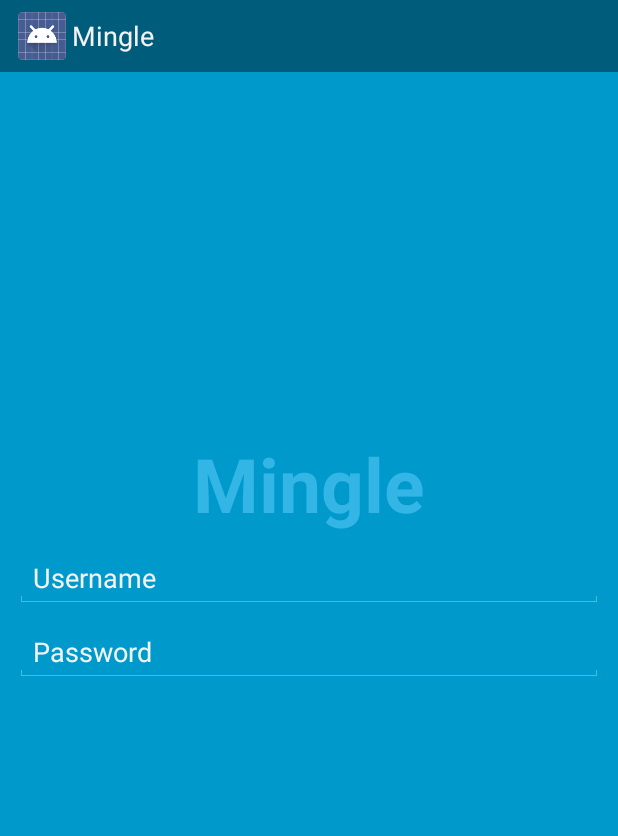
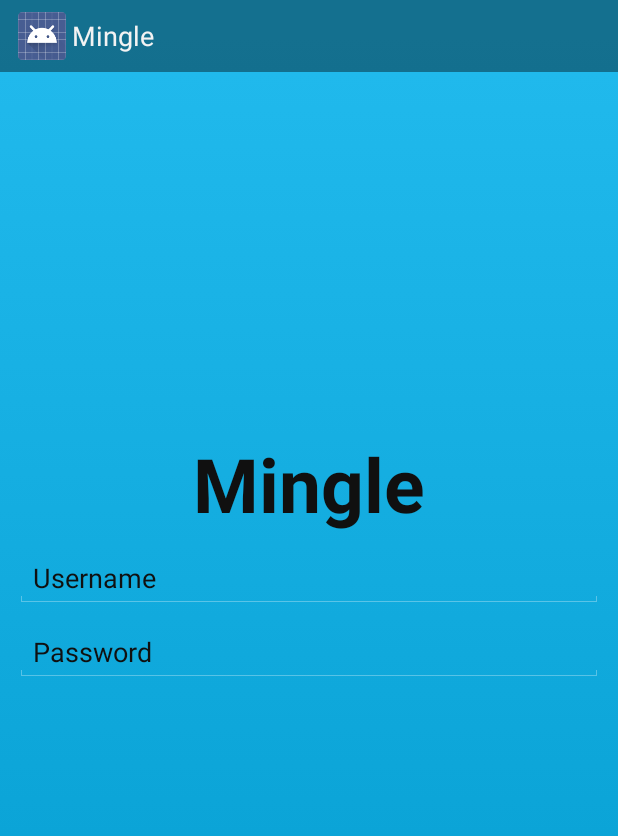
Before and after one commit to pkillian/MingleAPI, an Android app: the screen it shows after launch (MainActivity), on a phone screen of 412 x 824 dp. Shown: the top 836 px of the screen. Run offline under Robolectric (Android 15) with nearby library versions, the phone set to English and light mode, and no system bars.

Commit message:
Gradient background

```diff
--- /dev/null
+++ b/MingleAndroid/Mingle/src/main/res/drawable/main_background.xml
@@ -0,0 +1,12 @@
+<?xml version="1.0" encoding="utf-8"?>
+<selector xmlns:android="http://schemas.android.com/apk/res/android">
+    <item>
+        <shape>
+            <gradient
+                android:angle="90"
+                android:startColor="#0099cc"
+                android:endColor="#22BBEE"
+                android:type="linear" />
+        </shape>
+    </item>
+</selector>
--- a/MingleAndroid/Mingle/src/main/res/layout/activity_main.xml
+++ b/MingleAndroid/Mingle/src/main/res/layout/activity_main.xml
@@ -2,7 +2,7 @@
     xmlns:tools="http://schemas.android.com/tools"
     android:layout_width="match_parent"
     android:layout_height="match_parent"
-    android:background="#0099cc"
+    android:background="@drawable/main_background"
     tools:context=".MainActivity">
 
     <!-- The primary full-screen view. This can be replaced with whatever view
@@ -20,7 +20,7 @@
             android:layout_height="match_parent"
             android:layout_marginBottom="10dp"
             android:keepScreenOn="true"
-            android:textColor="#33b5e5"
+            android:textColor="#101010"
             android:textStyle="bold"
             android:textSize="50sp"
             android:gravity="center"
@@ -34,7 +34,8 @@
             android:layout_marginLeft="10dp"
             android:layout_marginRight="10dp"
             android:layout_marginBottom="10dp"
-            android:text="@string/main_userName_text" />
+            android:text="@string/main_userName_text"
+            android:textColor="#101010" />
 
         <EditText
             android:id="@+id/main_password"
@@ -43,7 +44,8 @@
             android:layout_gravity="center"
             android:layout_marginLeft="10dp"
             android:layout_marginRight="10dp"
-            android:text="@string/main_password_text" />
+            android:text="@string/main_password_text"
+            android:textColor="#101010" />
 
     </LinearLayout>
     <!-- This FrameLayout insets its children based on system windows using
```
